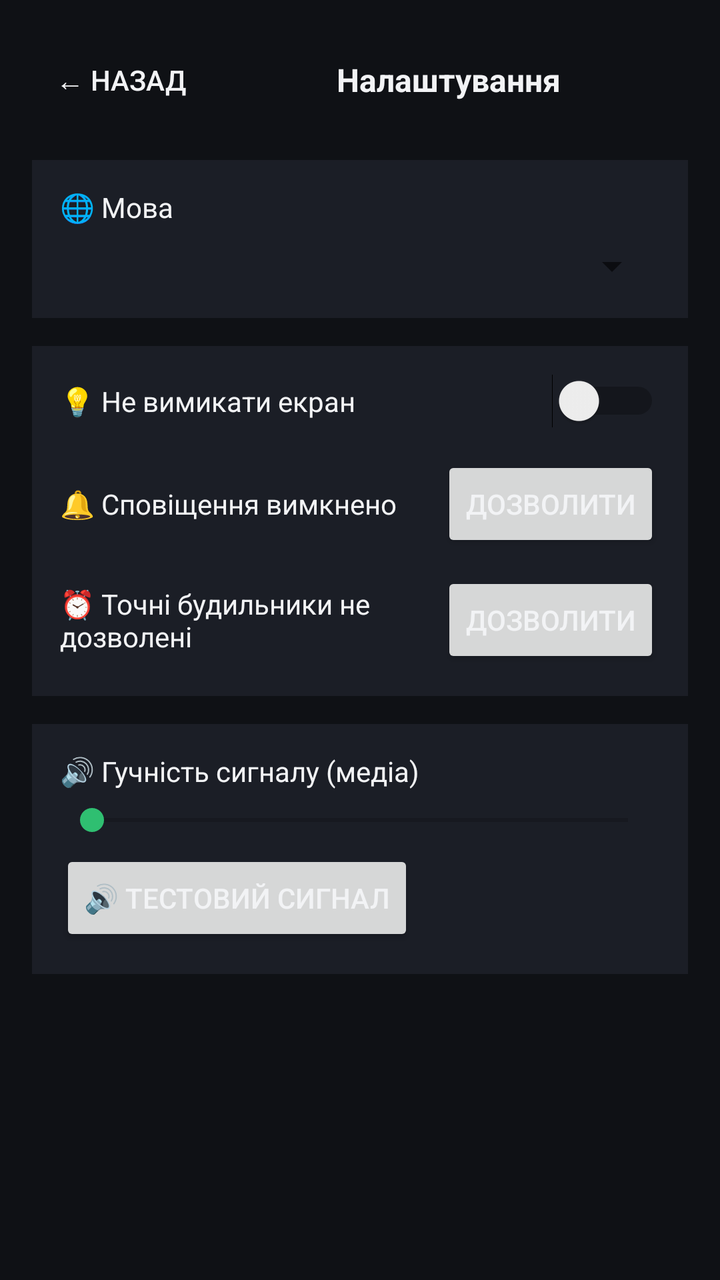
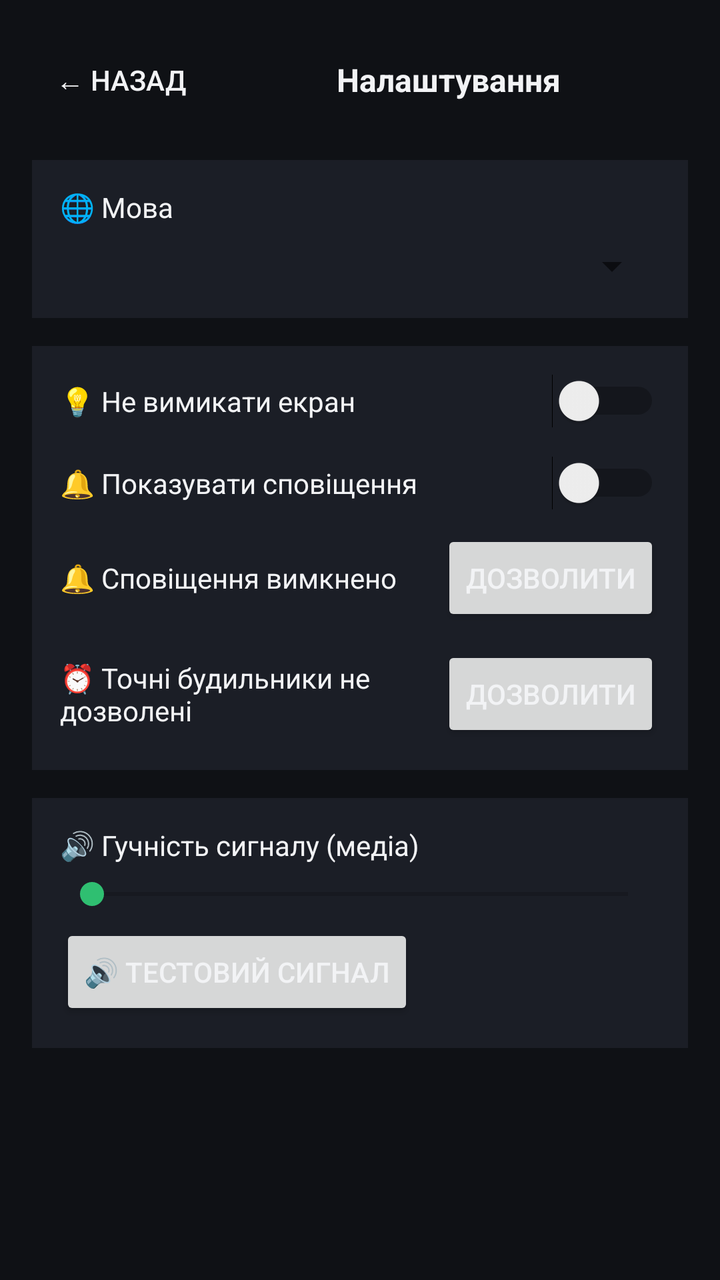

Two renders of the same Android screen: before a commit and after it. Below are the layout's source before the change and the commit's diff.
<!-- AndroidManifest.xml: application theme Theme.RollTimer -->
<!-- res/layout/activity_settings.xml -->
<?xml version="1.0" encoding="utf-8"?>
<ScrollView xmlns:android="http://schemas.android.com/apk/res/android"
    android:layout_width="match_parent"
    android:layout_height="match_parent"
    android:background="@color/colorBackground">

    <LinearLayout
        android:layout_width="match_parent"
        android:layout_height="wrap_content"
        android:orientation="vertical"
        android:padding="16dp">

        <LinearLayout
            android:layout_width="match_parent"
            android:layout_height="wrap_content"
            android:orientation="horizontal"
            android:gravity="center_vertical"
            android:layout_marginBottom="16dp">
            <Button
                android:id="@+id/backButton"
                style="?android:attr/borderlessButtonStyle"
                android:layout_width="wrap_content"
                android:layout_height="wrap_content"
                android:textColor="@color/colorOnSurface"
                android:text="@string/back_button" />
            <TextView
                android:layout_width="0dp"
                android:layout_height="wrap_content"
                android:layout_weight="1"
                android:gravity="center"
                android:textColor="@color/colorOnSurface"
                android:textStyle="bold"
                android:textSize="16sp"
                android:text="@string/settings_title" />
        </LinearLayout>

        <LinearLayout
            android:layout_width="match_parent"
            android:layout_height="wrap_content"
            android:orientation="vertical"
            android:background="@color/colorSurface"
            android:padding="14dp"
            android:layout_marginBottom="14dp">

            <TextView
                android:layout_width="wrap_content"
                android:layout_height="wrap_content"
                android:text="@string/language_label"
                android:textColor="@color/colorOnSurface"
                android:layout_marginBottom="8dp" />
            <Spinner
                android:id="@+id/languageSpinner"
                android:layout_width="match_parent"
                android:layout_height="wrap_content" />
        </LinearLayout>

        <LinearLayout
            android:layout_width="match_parent"
            android:layout_height="wrap_content"
            android:orientation="vertical"
            android:background="@color/colorSurface"
            android:padding="14dp"
            android:layout_marginBottom="14dp">

            <LinearLayout
                android:layout_width="match_parent"
                android:layout_height="wrap_content"
                android:orientation="horizontal"
                android:gravity="center_vertical"
                android:layout_marginBottom="14dp">
                <TextView
                    android:layout_width="0dp"
                    android:layout_height="wrap_content"
                    android:layout_weight="1"
                    android:textColor="@color/colorOnSurface"
                    android:text="@string/keep_screen_label" />
                <Switch
                    android:id="@+id/keepScreenSwitch"
                    android:layout_width="wrap_content"
                    android:layout_height="wrap_content" />
            </LinearLayout>

            <LinearLayout
                android:layout_width="match_parent"
                android:layout_height="wrap_content"
                android:orientation="horizontal"
                android:gravity="center_vertical"
                android:layout_marginBottom="10dp">
                <TextView
                    android:id="@+id/notifStatusText"
                    android:layout_width="0dp"
                    android:layout_height="wrap_content"
                    android:layout_weight="1"
                    android:textColor="@color/colorOnSurface"
                    android:text="@string/notif_off" />
                <Button
                    android:id="@+id/notifButton"
                    android:layout_width="wrap_content"
                    android:layout_height="wrap_content"
                    android:text="@string/allow_button" />
            </LinearLayout>

            <LinearLayout
                android:layout_width="match_parent"
                android:layout_height="wrap_content"
                android:orientation="horizontal"
                android:gravity="center_vertical">
                <TextView
                    android:id="@+id/exactAlarmStatusText"
                    android:layout_width="0dp"
                    android:layout_height="wrap_content"
                    android:layout_weight="1"
                    android:textColor="@color/colorOnSurface"
                    android:text="@string/exact_alarm_off" />
                <Button
                    android:id="@+id/exactAlarmButton"
                    android:layout_width="wrap_content"
                    android:layout_height="wrap_content"
                    android:text="@string/allow_button" />
            </LinearLayout>
        </LinearLayout>

        <LinearLayout
            android:layout_width="match_parent"
            android:layout_height="wrap_content"
            android:orientation="vertical"
            android:background="@color/colorSurface"
            android:padding="14dp">
            <TextView
                android:layout_width="wrap_content"
                android:layout_height="wrap_content"
                android:text="@string/volume_label"
                android:textColor="@color/colorOnSurface"
                android:layout_marginBottom="6dp" />
            <SeekBar
                android:id="@+id/volumeSeekBar"
                android:layout_width="match_parent"
                android:layout_height="wrap_content" />
            <Button
                android:id="@+id/listenTestButton"
                android:layout_width="wrap_content"
                android:layout_height="wrap_content"
                android:layout_marginTop="6dp"
                android:text="@string/test_signal_button" />
        </LinearLayout>

    </LinearLayout>
</ScrollView>
<!-- resources referenced by this layout -->
<resources>
  <color name="colorBackground">#0F1115</color>
  <color name="colorOnSurface">#F2F3F5</color>
  <color name="colorSurface">#1B1E26</color>
  <string name="allow_button">Дозволити</string>
  <string name="back_button">← Назад</string>
  <string name="exact_alarm_off">⏰ Точні будильники не дозволені</string>
  <string name="keep_screen_label">💡 Не вимикати екран</string>
  <string name="language_label">🌐 Мова</string>
  <string name="notif_off">🔔 Сповіщення вимкнено</string>
  <string name="settings_title">Налаштування</string>
  <string name="test_signal_button">🔊 Тестовий сигнал</string>
  <string name="volume_label">🔊 Гучність сигналу (медіа)</string>
  <style name="Theme.RollTimer" parent="Theme.MaterialComponents.DayNight.NoActionBar">
          <item name="colorPrimary">@color/colorPrimary</item>
          <item name="colorPrimaryDark">@color/colorPrimaryDark</item>
          <item name="colorAccent">@color/colorAccent</item>
          <item name="android:windowBackground">@color/colorBackground</item>
          <item name="android:textColorPrimary">@color/colorOnSurface</item>
      </style>
  <color name="colorPrimary">#4F8CFF</color>
  <color name="colorPrimaryDark">#2A5CC7</color>
  <color name="colorAccent">#2FBF71</color>
</resources>

<!-- the commit's change to res/layout/activity_settings.xml (unified diff, before → after) -->
@@ -87,6 +87,24 @@
                 android:gravity="center_vertical"
                 android:layout_marginBottom="10dp">
                 <TextView
+                    android:layout_width="0dp"
+                    android:layout_height="wrap_content"
+                    android:layout_weight="1"
+                    android:textColor="@color/colorOnSurface"
+                    android:text="@string/notifications_enabled_label" />
+                <Switch
+                    android:id="@+id/notificationsEnabledSwitch"
+                    android:layout_width="wrap_content"
+                    android:layout_height="wrap_content" />
+            </LinearLayout>
+
+            <LinearLayout
+                android:layout_width="match_parent"
+                android:layout_height="wrap_content"
+                android:orientation="horizontal"
+                android:gravity="center_vertical"
+                android:layout_marginBottom="10dp">
+                <TextView
                     android:id="@+id/notifStatusText"
                     android:layout_width="0dp"
                     android:layout_height="wrap_content"
<!-- resource entries referenced after the edit -->
@@ -9,6 +9,7 @@
   <string name="keep_screen_label">💡 Не вимикати екран</string>
   <string name="language_label">🌐 Мова</string>
   <string name="notif_off">🔔 Сповіщення вимкнено</string>
+  <string name="notifications_enabled_label">🔔 Показувати сповіщення</string>
   <string name="settings_title">Налаштування</string>
   <string name="test_signal_button">🔊 Тестовий сигнал</string>
   <string name="volume_label">🔊 Гучність сигналу (медіа)</string>
